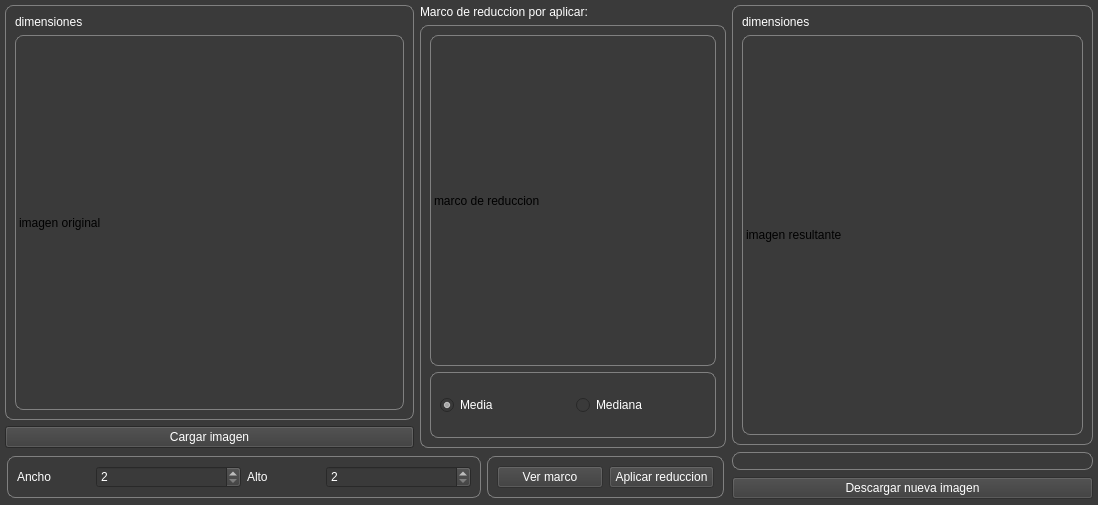
Before: the Qt Designer form gui_main.ui in leninrkb/reduccion-de-imagenes-python, drawn with Qt 5.
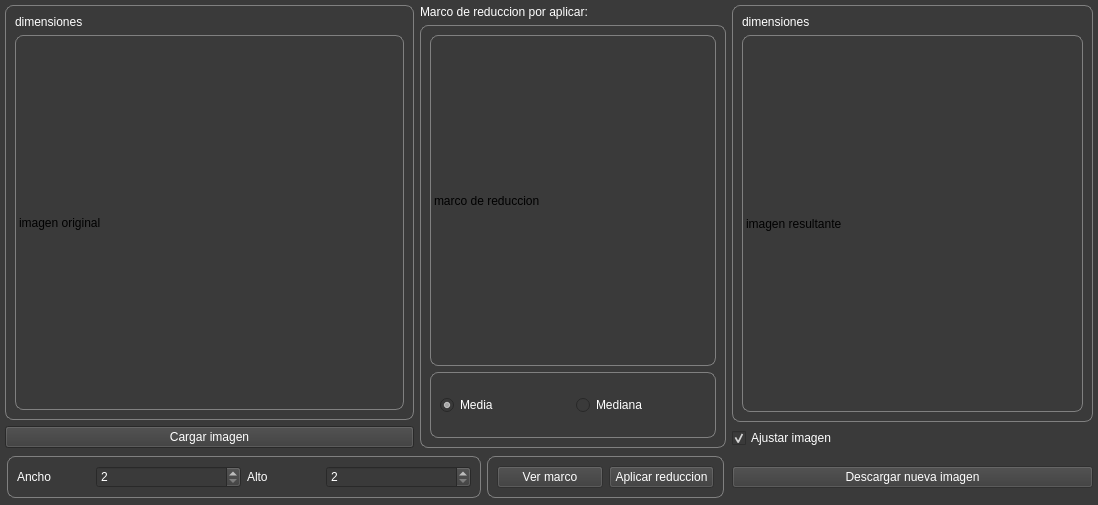
After: the same form once the commit is applied.

Commit message:
escalado media mediana
escalado por media y mediana

Diff of the .ui file:
```diff
--- a/gui_main.ui
+++ b/gui_main.ui
@@ -459,7 +459,7 @@
          <property name="frameShadow">
           <enum>QFrame::Raised</enum>
          </property>
-         <layout class="QVBoxLayout" name="verticalLayout_5" stretch="9,1">
+         <layout class="QVBoxLayout" name="verticalLayout_5" stretch="9,0,1">
           <property name="leftMargin">
            <number>0</number>
           </property>
@@ -511,6 +511,21 @@
             </layout>
            </widget>
           </item>
+          <item>
+           <widget class="QCheckBox" name="checkBox_ajustar_resultante">
+            <property name="styleSheet">
+             <string notr="true">QCheckBox{
+	color: rgb(255, 255, 255);
+}</string>
+            </property>
+            <property name="text">
+             <string>Ajustar imagen</string>
+            </property>
+            <property name="checked">
+             <bool>true</bool>
+            </property>
+           </widget>
+          </item>
           <item>
            <widget class="QFrame" name="frame_9">
             <property name="frameShape">
@@ -532,19 +547,6 @@
              <property name="bottomMargin">
               <number>0</number>
              </property>
-             <item>
-              <widget class="QLineEdit" name="lineEdit_ruta_guardar">
-               <property name="styleSheet">
-                <string notr="true">QLineEdit{
-color:rgb(255, 255, 255);
-	border: 1px solid; 
-	border-color: gray;
-	border-radius: 8px;
-
-}</string>
-               </property>
-              </widget>
-             </item>
              <item>
               <widget class="QPushButton" name="pushButton_descargar_nuevaimg">
                <property name="enabled">
```
Left out of the diff: 4 changed lines with no effect on the pictures. The commit also changes 1 other file.
